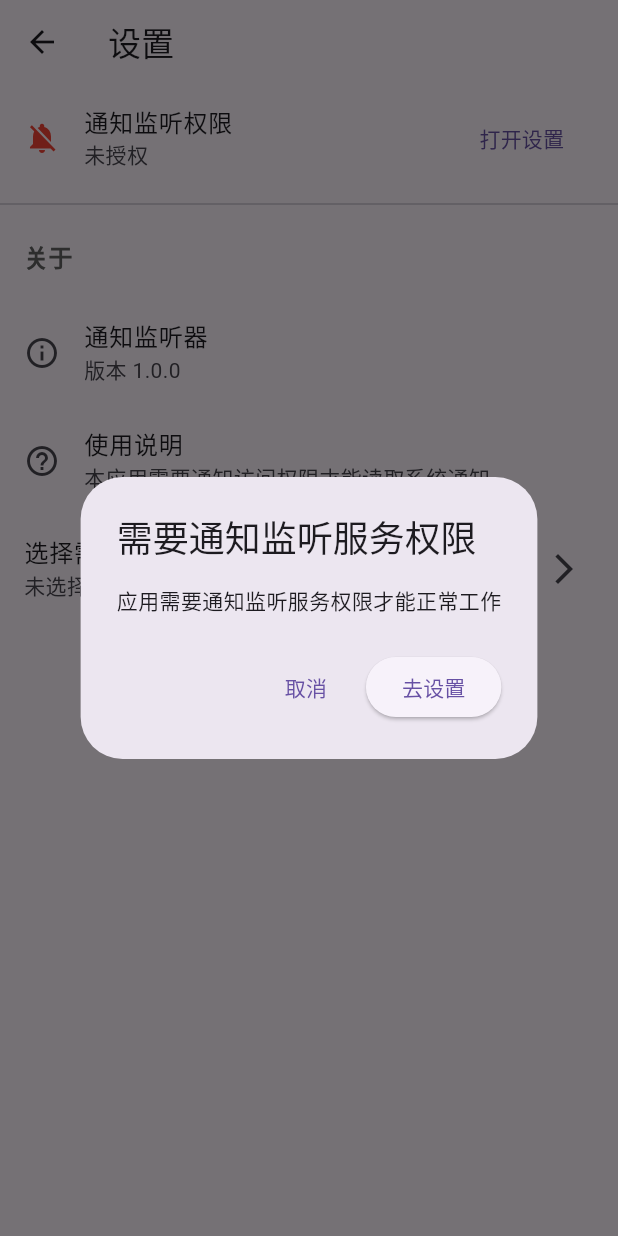
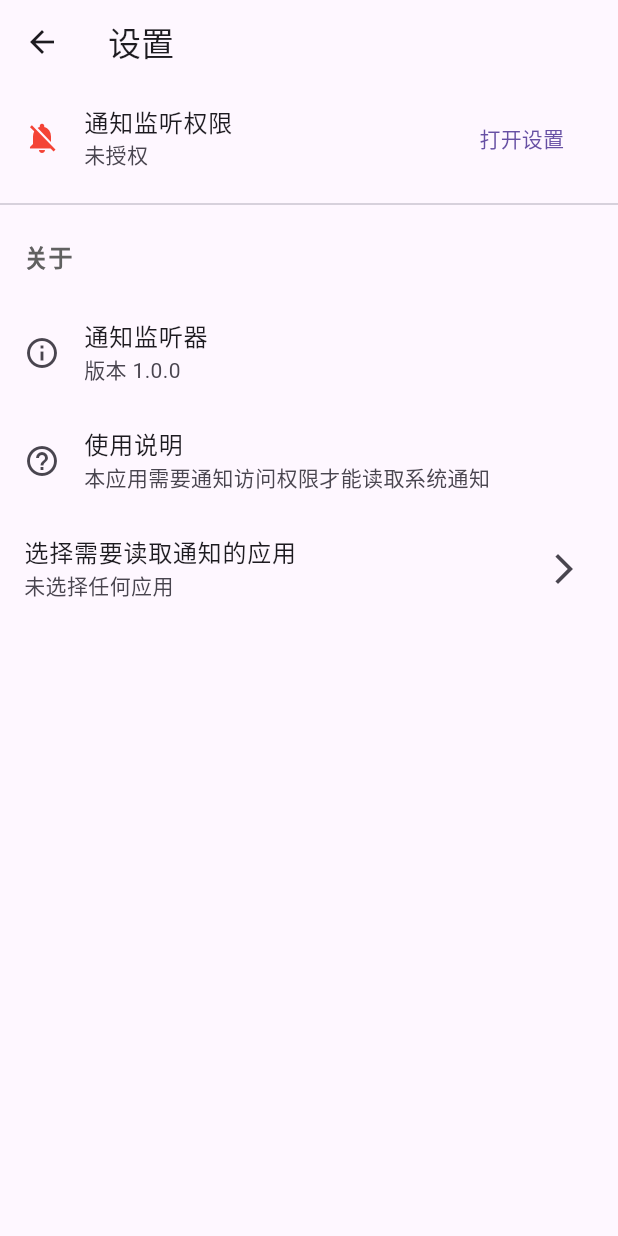
Before and after one commit to MonMed26/notification_listener, a Flutter app: the SettingsPage screen opened by its route, after a tap on "打开设置", on a phone screen of 412 x 824 dp. Run offline on Flutter 3.47's test engine with Material 3 defaults, Android fonts, the phone set to English and light mode, and no system bars; our stand-ins replace permission_handler, shared_preferences; accounts and stored records are empty.

Commit message:
优化通知服务权限设置：简化权限管理调用方式

```diff
--- a/lib/pages/settings_page.dart
+++ b/lib/pages/settings_page.dart
@@ -111,11 +111,7 @@ class _SettingsPageState extends State<SettingsPage> {
       ),
       trailing: TextButton(
         onPressed: () {
-          // 使用PermissionHelper检查并请求权限
-          PermissionHelper.checkSpecificPermission(
-            context,
-            'notificationService',
-          );
+          _permissionService.openNotificationServiceSettings();
         },
         child: Text('打开设置'),
       ),
```
